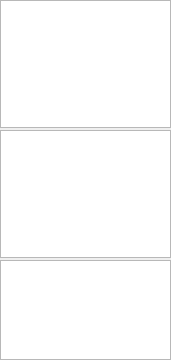
Above: widget_file_browse.ui from ThKattanek/emu64 before the change. Below: the same form after it.
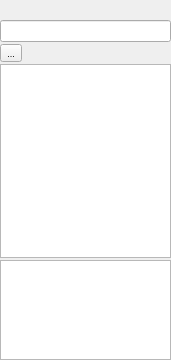
That is the form after the change. Icons and pictures are not drawn.

Commit message: [ticket#39] WidgetFileBrowse Klasse neue aufgebaut, von TreeView zu ListView. Button mit Icon für DirUp hinzugefügt. So ist ein besseres Navigieren möglich. Das letzte ausgewählte Image wird nun beim laden automatisch eingebunden (für gedes LW (8-11)extra). Nebeneffekt. Der CRT Browser benutzt die selbe Klasse, daher funktioniert das da jetzt auch besser.

The edit to the form file:
```diff
--- a/widget_file_browse.ui
+++ b/widget_file_browse.ui
@@ -23,7 +23,16 @@
    <property name="spacing">
     <number>0</number>
    </property>
-   <property name="margin">
+   <property name="leftMargin">
+    <number>0</number>
+   </property>
+   <property name="topMargin">
+    <number>0</number>
+   </property>
+   <property name="rightMargin">
+    <number>0</number>
+   </property>
+   <property name="bottomMargin">
     <number>0</number>
    </property>
    <item>
@@ -32,37 +41,49 @@
       <number>2</number>
      </property>
      <item>
-      <widget class="QTreeView" name="treeView_dir">
-       <property name="font">
-        <font>
-         <family>Arial</family>
-         <pointsize>7</pointsize>
-        </font>
+      <layout class="QHBoxLayout" name="horizontalLayout_2">
+       <item>
+        <spacer name="horizontalSpacer">
+         <property name="orientation">
+          <enum>Qt::Horizontal</enum>
+         </property>
+         <property name="sizeHint" stdset="0">
+          <size>
+           <width>40</width>
+           <height>20</height>
+          </size>
+         </property>
+        </spacer>
+       </item>
+      </layout>
+     </item>
+     <item>
+      <widget class="QLineEdit" name="AktPath">
+       <property name="sizePolicy">
+        <sizepolicy hsizetype="Expanding" vsizetype="Fixed">
+         <horstretch>0</horstretch>
+         <verstretch>0</verstretch>
+        </sizepolicy>
        </property>
-       <property name="showDropIndicator" stdset="0">
+       <property name="readOnly">
         <bool>true</bool>
        </property>
-       <attribute name="headerVisible">
-        <bool>false</bool>
-       </attribute>
       </widget>
      </item>
      <item>
-      <widget class="QListView" name="listView_files">
-       <property name="font">
-        <font>
-         <family>Arial</family>
-         <pointsize>7</pointsize>
-        </font>
+      <widget class="QToolButton" name="to_parent">
+       <property name="text">
+        <string>...</string>
        </property>
-       <property name="autoScroll">
-        <bool>true</bool>
+       <property name="icon">
+        <iconset resource="emu64.qrc">
+         <normaloff>:/grafik/go-up.png</normaloff>:/grafik/go-up.png</iconset>
        </property>
-       <property name="spacing">
-        <number>2</number>
-       </property>
       </widget>
      </item>
+     <item>
+      <widget class="QListView" name="listView_filebrowser"/>
+     </item>
      <item>
       <widget class="QListWidget" name="listWidget_zip">
        <property name="minimumSize">
```
Left out of the diff: 4 changed lines with no effect on the pictures. The commit also changes 7 other files.
